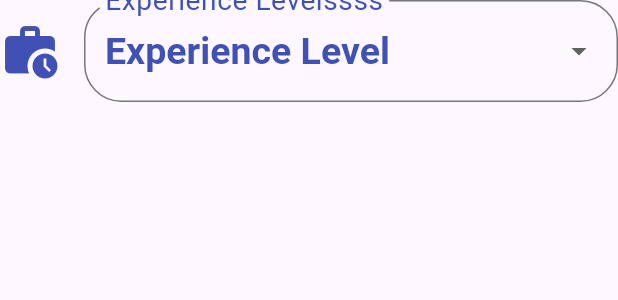
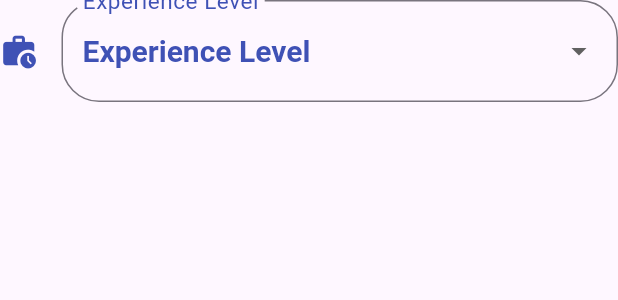
Before and after one commit to vipul-rathod/flutter_widgets, a Flutter app: the MyDropdownWidget widget shown alone on an empty page, opened directly, on a phone screen of 412 x 824 dp. Shown: the top 300 px of the screen. Run offline on Flutter 3.47's test engine with Material 3 defaults, Android fonts, the phone set to English and light mode, and no system bars; our stand-ins replace objectbox; generated files the repository leaves out were written again.

Commit message:
radio button widget anad dropdown widget set value from database successfull on view page.

```diff
--- a/lib/widgets/mydropdownwidget.dart
+++ b/lib/widgets/mydropdownwidget.dart
@@ -3,22 +3,23 @@
 List<String> list = ['Fresher', 'Mid Level', 'Senior Level'];
 
 class MyDropdownWidget extends StatefulWidget{
-  final Function(String?)? onChanged;
+  final Function(String?) onChanged;
   final FocusNode? focusNode;
   final double fontSize;
   final double iconSize;
-  String? value;
+  final String? value;
   final List list;
+  final Widget? disHint;
 
   final List<DropdownMenuItem<String>>? itemsList;
-  MyDropdownWidget({super.key, this.onChanged, this.value, this.itemsList, this.focusNode, required this.fontSize, required this.iconSize, required this.list});
+  const MyDropdownWidget({super.key, required this.onChanged, this.value, this.disHint, this.itemsList, this.focusNode, required this.fontSize, required this.iconSize, required this.list});
 
   @override
   State<MyDropdownWidget> createState() => MyDropdownWidgetState();
 }
 
 class MyDropdownWidgetState extends State<MyDropdownWidget>{
-  String? dropdownVal = list.first;
+  String? dropdownVal;
 
   @override
   Widget build(BuildContext context){
@@ -26,7 +27,7 @@
 
     return InputDecorator(
       decoration: InputDecoration(
-        labelText: 'Experience Levelssss',
+        labelText: 'Experience Level',
         labelStyle: TextStyle(fontSize: widget.fontSize, color: Colors.indigo),
         icon: Icon(Icons.work_history, size: widget.iconSize, color: Colors.indigo,),
         border: OutlineInputBorder(
@@ -37,6 +38,7 @@
       child: ButtonTheme(
         materialTapTargetSize: MaterialTapTargetSize.padded,
         child: DropdownButton<String>(
+          disabledHint: const Text(''),
           focusNode: widget.focusNode,
           style: TextStyle(fontSize: widget.fontSize, fontWeight: FontWeight.bold, color: Colors.indigo),
           hint: Text('Experience Level', style: TextStyle(fontSize: widget.fontSize, fontWeight: FontWeight.bold, color: Colors.indigo)),
@@ -45,15 +47,15 @@
           underline: DropdownButtonHideUnderline(
             child: Container(),
           ),
-          onChanged: (String? newValue) {
-            widget.onChanged!.call(newValue);
-            setState((){
-              dropdownVal=newValue;
+          onChanged: (String? newValue){
+            widget.onChanged.call(newValue!);
+            setState(() {
+              dropdownVal = newValue;
             });
           },
           value: dropdownVal,
-          items: list.map<DropdownMenuItem<String>>((String value){
-            return DropdownMenuItem<String>(value: value, child: Text(value),);
+          items: list.map<DropdownMenuItem<String>>((String? value){
+            return DropdownMenuItem<String>(value: value, child: Text(value!),);
           }).toList(),
         ),
       ),
```
Also changed, not shown: lib/pages/myformlargepage.dart (+20 -7 lines), lib/pages/myviewformlargepage.dart (+10 -3 lines).
